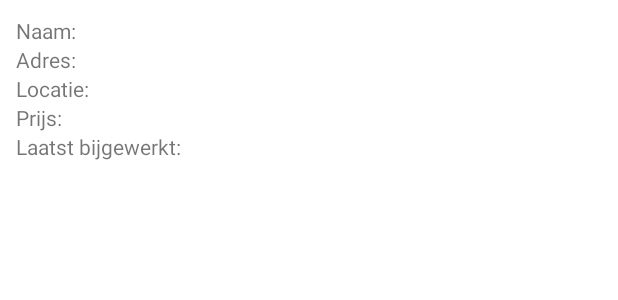
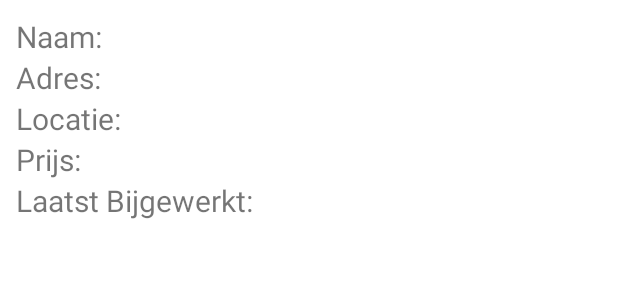
Before and after one commit to HutsaJens/BrandstofPrijzen, an Android app: the layout fragment_brandstof_details.xml on its own in the app's theme, with its tools: preview values and no code run, on a phone screen of 412 x 824 dp. Shown: the top 300 px of the screen. Run offline under Robolectric (Android 15) with nearby library versions, the phone set to English and light mode, and no system bars.

Commit message:
Made it work

```diff
--- a/app/src/main/java/com/example/brandstofprijzen/model/Tankstation.kt
+++ b/app/src/main/java/com/example/brandstofprijzen/model/Tankstation.kt
@@ -12,7 +12,11 @@ data class Tankstation(
     val prijs: Map<String, String>
 ) {
     override fun toString(): String {
-        return "$naam - ${locatie.locatie}: $prijs"
+        return "$naam - ${locatie.locatie}: ${prijs.values.firstOrNull() ?: ""}"
+    }
+
+    fun toString(selectedFuel: String): String {
+        return "$naam - ${locatie.locatie}: ${prijs[selectedFuel] ?: ""}"
     }
 
     fun getFormattedCheckDate(dateFormat: String = "dd-MM-yyyy"): Map<String, String> {
--- a/app/src/main/res/layout/fragment_brandstof_details.xml
+++ b/app/src/main/res/layout/fragment_brandstof_details.xml
@@ -14,57 +14,65 @@
 
         <TextView
             android:id="@+id/labelNaam"
-            android:layout_width="wrap_content"
+            android:layout_width="75dp"
             android:layout_height="wrap_content"
-            android:text="@string/naam" />
+            android:text="Naam: "
+            android:textSize="20sp" />
 
         <TextView
             android:id="@+id/tvNaam"
             android:layout_width="wrap_content"
             android:layout_height="wrap_content"
+            android:textSize="20sp"
             android:layout_toEndOf="@+id/labelNaam" />
 
         <TextView
             android:id="@+id/labelAdres"
-            android:layout_width="wrap_content"
+            android:layout_width="75dp"
             android:layout_height="wrap_content"
+            android:textSize="20sp"
             android:layout_below="@+id/labelNaam"
-            android:text="@string/adres" />
+            android:text="Adres: " />
 
         <TextView
             android:id="@+id/tvAdres"
             android:layout_width="wrap_content"
             android:layout_height="wrap_content"
             android:layout_below="@+id/tvNaam"
+            android:textSize="20sp"
             android:layout_toEndOf="@+id/labelAdres" />
 
         <TextView
             android:id="@+id/labelLocatie"
             android:layout_width="wrap_content"
             android:layout_height="wrap_content"
+            android:textSize="20sp"
             android:layout_below="@+id/labelAdres"
-            android:text="@string/locatie" />
+            android:text="Locatie: " />
 
         <TextView
             android:id="@+id/tvLocatie"
             android:layout_width="wrap_content"
             android:layout_height="wrap_content"
             android:layout_below="@+id/tvAdres"
+            android:textSize="20sp"
             android:layout_toEndOf="@+id/labelLocatie" />
 
 
         <TextView
             android:id="@+id/labelPrijs"
-            android:layout_width="wrap_content"
+            android:layout_width="75dp"
             android:layout_height="wrap_content"
+            android:textSize="20sp"
             android:layout_below="@+id/labelLocatie"
-            android:text="@string/prijs" />
+            android:text="Prijs: " />
 
         <TextView
             android:id="@+id/tvPrijs"
             android:layout_width="wrap_content"
             android:layout_height="wrap_content"
             android:layout_below="@+id/tvLocatie"
+            android:textSize="20sp"
             android:layout_toEndOf="@+id/labelPrijs" />
 
         <TextView
@@ -72,13 +80,15 @@
             android:layout_width="wrap_content"
             android:layout_height="wrap_content"
             android:layout_below="@+id/labelPrijs"
-            android:text="@string/laatst_bijgewerkt" />
+            android:textSize="20sp"
+            android:text="Laatst Bijgewerkt: " />
 
         <TextView
             android:id="@+id/tvDate"
             android:layout_width="wrap_content"
             android:layout_height="wrap_content"
             android:layout_below="@+id/tvPrijs"
+            android:textSize="20sp"
             android:layout_toEndOf="@+id/labelDate" />
 
     </RelativeLayout>
```
Also changed, not shown: app/src/main/java/com/example/brandstofprijzen/BrandstofDetailsFragment.kt (+5 -9 lines), app/src/main/java/com/example/brandstofprijzen/ListFragment.kt (+29 -26 lines), app/src/main/java/com/example/brandstofprijzen/MainActivity.kt (+8 -8 lines), app/src/main/res/values/strings.xml (+5 -5 lines).
